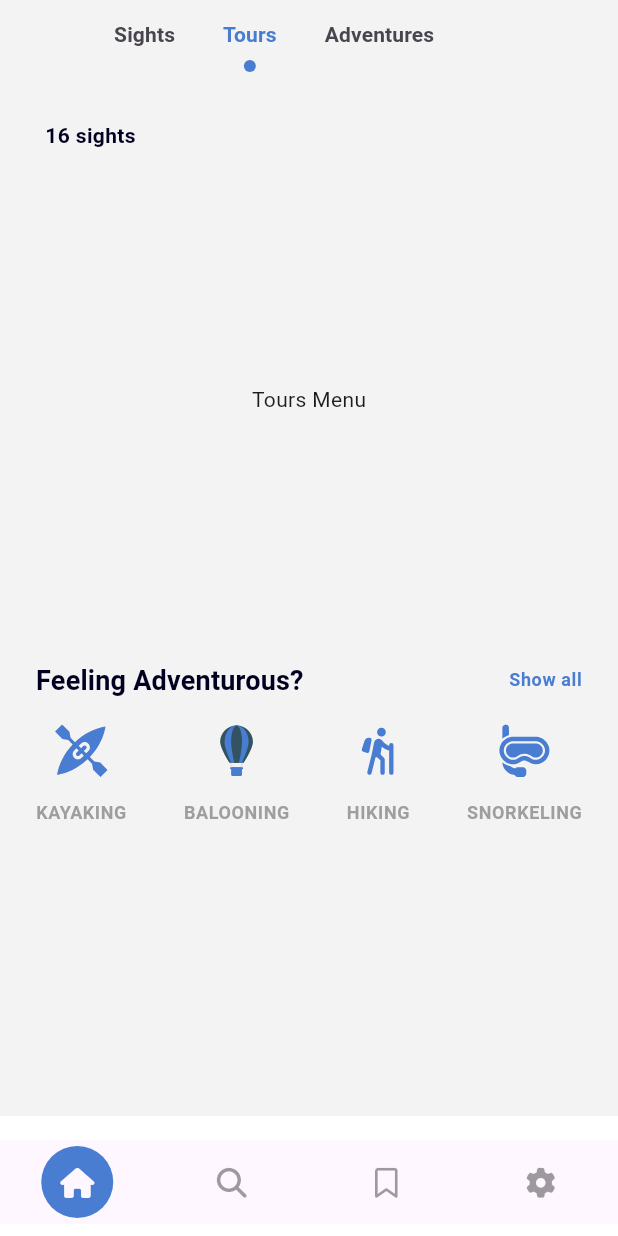
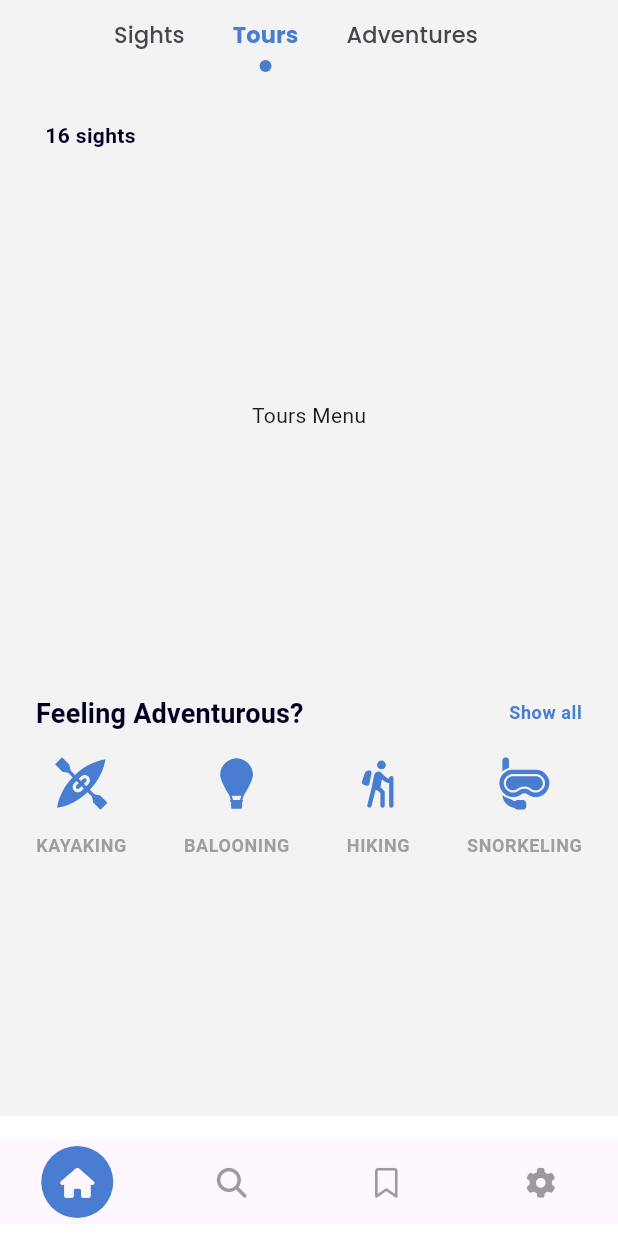
Before and after one commit to ramdhanjr11/Slicing-UI-FIC2, a Flutter app: the screen it shows after launch, tab 2 chosen, scrolled down 98 dp, on a phone screen of 412 x 824 dp. Run offline on Flutter 3.47's test engine with Material 2 defaults, Android fonts, the phone set to English and light mode, and no system bars; drawn by our look-alikes of flutter_animate, flutter_snake_navigationbar; our stand-ins replace flutter_svg, font_awesome_flutter, google_fonts; network calls fail.

Commit message:
refactor: refactoring home page codes

```diff
--- a/lib/pages/home_page.dart
+++ b/lib/pages/home_page.dart
@@ -62,7 +62,7 @@ class _HomePageState extends State<HomePage> {
             children: [
               _buildTabBar(
                 context,
-                onTap: (event) => _currentTabBarIndex = event,
+                onTap: (index) => _currentTabBarIndex = index,
               ),
               const SizedBox(height: 32),
               _buildTabBarView(context, _currentTabBarIndex),
@@ -88,82 +88,57 @@ class _HomePageState extends State<HomePage> {
       child: Row(
         mainAxisAlignment: MainAxisAlignment.spaceBetween,
         children: [
-          Column(
-            crossAxisAlignment: CrossAxisAlignment.center,
-            children: [
-              SvgPicture.asset(
-                'assets/icons/kayaking_icon.svg',
-                width: 35,
-              ),
-              const SizedBox(height: 16),
-              Text(
-                'KAYAKING',
-                style: Theme.of(context)
-                    .textTheme
-                    .bodySmall!
-                    .copyWith(color: Colors.grey, fontWeight: FontWeight.bold),
-              ),
-            ],
+          _buildSubMenuIcon(
+            context,
+            icon: 'assets/icons/kayaking_icon.svg',
+            title: 'KAYAKING',
           ),
-          Column(
-            crossAxisAlignment: CrossAxisAlignment.center,
-            children: [
-              SvgPicture.asset(
-                'assets/icons/balooning_icon.svg',
-                width: 35,
-              ),
-              const SizedBox(height: 16),
-              Text(
-                'BALOONING',
-                style: Theme.of(context)
-                    .textTheme
-                    .bodySmall!
-                    .copyWith(color: Colors.grey, fontWeight: FontWeight.bold),
-              ),
-            ],
+          _buildSubMenuIcon(
+            context,
+            icon: 'assets/icons/balooning_icon.svg',
+            title: 'BALOONING',
           ),
-          Column(
-            crossAxisAlignment: CrossAxisAlignment.center,
-            children: [
-              SvgPicture.asset(
-                'assets/icons/hiking_icon.svg',
-                width: 35,
-              ),
-              const SizedBox(height: 16),
-              Text(
-                'HIKING',
-                style: Theme.of(context)
-                    .textTheme
-                    .bodySmall!
-                    .copyWith(color: Colors.grey, fontWeight: FontWeight.bold),
-              ),
-            ],
+          _buildSubMenuIcon(
+            context,
+            icon: 'assets/icons/hiking_icon.svg',
+            title: 'HIKING',
           ),
-          Column(
-            crossAxisAlignment: CrossAxisAlignment.center,
-            children: [
-              SvgPicture.asset(
-                'assets/icons/snorkeling_icon.svg',
-                colorFilter:
-                    const ColorFilter.mode(kPrimaryAppColor, BlendMode.srcIn),
-                width: 35,
-              ),
-              const SizedBox(height: 16),
-              Text(
-                'SNORKELING',
-                style: Theme.of(context)
-                    .textTheme
-                    .bodySmall!
-                    .copyWith(color: Colors.grey, fontWeight: FontWeight.bold),
-              ),
-            ],
+          _buildSubMenuIcon(
+            context,
+            icon: 'assets/icons/snorkeling_icon.svg',
+            title: 'SNORKELING',
           ),
         ],
       ).animate().fadeIn().slideX(
             begin: -.5,
             end: .0,
-            duration: 500.ms,
+            duration: 300.ms,
           ),
+    );
+  }
+
+  Column _buildSubMenuIcon(
+    BuildContext context, {
+    required String icon,
+    required String title,
+  }) {
+    return Column(
+      crossAxisAlignment: CrossAxisAlignment.center,
+      children: [
+        SvgPicture.asset(
+          icon,
+          width: 35,
+          color: kPrimaryAppColor,
+        ),
+        const SizedBox(height: 16),
+        Text(
+          title,
+          style: Theme.of(context)
+              .textTheme
+              .bodySmall!
+              .copyWith(color: Colors.grey, fontWeight: FontWeight.bold),
+        ),
+      ],
     );
   }
 
@@ -182,13 +157,13 @@ class _HomePageState extends State<HomePage> {
           ),
           Text(
             'Show all',
-            style: Theme.of(context).textTheme.bodySmall!.copyWith(
-                  color: kPrimaryAppColor,
-                  fontWeight: FontWeight.bold,
-                ),
+            style: Theme.of(context)
+                .textTheme
+                .bodySmall!
+                .copyWith(color: kPrimaryAppColor, fontWeight: FontWeight.bold),
           )
         ],
-      ).animate().fadeIn().slideX(begin: 1, end: 0, duration: 500.ms),
+      ).animate().fadeIn().slideX(begin: 1, end: 0, duration: 300.ms),
     );
   }
 
@@ -204,15 +179,11 @@ class _HomePageState extends State<HomePage> {
                 .textTheme
                 .bodyMedium!
                 .copyWith(color: kTextAppColor, fontWeight: FontWeight.bold),
-          ).animate().fadeIn().slideX(
-                begin: -.2,
-                end: .1,
-                duration: 500.ms,
-              ),
+          ).animate().fadeIn().slideX(begin: -.2, end: .1, duration: 300.ms),
         ),
         const SizedBox(height: 16),
         SizedBox(
-          height: 300,
+          height: MediaQuery.of(context).size.height / 2.56,
           child: _tabViews()[currentTabBarIndex],
         ),
       ],
@@ -223,34 +194,23 @@ class _HomePageState extends State<HomePage> {
     BuildContext context, {
     required Function(int) onTap,
   }) {
+    const tabItems = [
+      Tab(text: 'Sights'),
+      Tab(text: 'Tours'),
+      Tab(text: 'Adventures'),
+    ];
+
     return Align(
       alignment: Alignment.centerLeft,
       child: TabBar(
-        indicatorColor: kPrimaryAppColor,
-        labelColor: kPrimaryAppColor,
         padding: const EdgeInsets.symmetric(horizontal: 8),
-        labelStyle: Theme.of(context)
-            .textTheme
-            .titleSmall!
-            .copyWith(fontWeight: FontWeight.bold),
+        dividerColor: Colors.transparent,
         isScrollable: true,
-        dividerColor: Colors.transparent,
-        indicator: CircleTabIndicator(color: kPrimaryAppColor, radius: 4),
         onTap: (value) => setState(() {
           onTap(value);
         }),
-        tabs: const [
-          Tab(
-            text: 'Sights',
-          ),
-          Tab(
-            text: 'Tours',
-          ),
-          Tab(
-            text: 'Adventures',
-          ),
-        ],
-      ).animate().scale().slideX(duration: 500.ms, begin: -.2, end: 0),
+        tabs: tabItems,
+      ).animate().scale().slideX(duration: 300.ms, begin: -.2, end: 0),
     );
   }
 
@@ -272,22 +232,40 @@ class _HomePageState extends State<HomePage> {
                 backgroundImage: NetworkImage(
                   'https://cdn-icons-png.flaticon.com/512/4526/4526437.png',
                 ),
-              ).animate().shimmer(duration: 1000.ms)
+              ).animate().shimmer(duration: 300.ms)
             ],
           ),
         ).animate().fade().slideY(
               begin: -.2,
               end: 0.1,
-              curve: Curves.bounceIn,
-              duration: 1000.ms,
+              duration: 300.ms,
             ),
       ),
     );
   }
 
-  Widget _buildBottomNavigationBar(
-      {required int selectedItemPosition, required Function(int) onTap}) {
+  Widget _buildBottomNavigationBar({
+    required int selectedItemPosition,
+    required Function(int) onTap,
+  }) {
     SnakeShape snakeShape = SnakeShape.circle;
+
+    BottomNavigationBarItem bottomNavItem(IconData icon, String label) {
+      return BottomNavigationBarItem(
+        icon: FaIcon(
+          icon,
+          size: 20,
+        ),
+        label: label,
+      );
+    }
+
+    List<BottomNavigationBarItem> bottomNavItems = [
+      bottomNavItem(FontAwesomeIcons.house, 'Home'),
+      bottomNavItem(FontAwesomeIcons.search, 'Search'),
+      bottomNavItem(FontAwesomeIcons.bookmark, 'Bookmark'),
+      bottomNavItem(FontAwesomeIcons.gear, 'Settings'),
+    ];
 
     return SnakeNavigationBar.color(
       behaviour: SnakeBarBehaviour.floating,
@@ -301,63 +279,7 @@ class _HomePageState extends State<HomePage> {
       onTap: (value) => setState(() {
         onTap(value);
       }),
-      items: const [
-        BottomNavigationBarItem(
-          icon: FaIcon(
-            FontAwesomeIcons.house,
-            size: 20,
-          ),
-          label: 'Home',
-        ),
-        BottomNavigationBarItem(
-          icon: FaIcon(
-            FontAwesomeIcons.search,
-            size: 20,
-          ),
-          label: 'Search',
-        ),
-        BottomNavigationBarItem(
-          icon: FaIcon(
-            FontAwesomeIcons.bookmark,
-            size: 20,
-          ),
-          label: 'Bookmark',
-        ),
-        BottomNavigationBarItem(
-          icon: FaIcon(
-            FontAwesomeIcons.gear,
-            size: 20,
-          ),
-          label: 'Settings',
-        ),
-      ],
+      items: bottomNavItems,
     );
   }
 }
-
-class CircleTabIndicator extends Decoration {
-  final BoxPainter _painter;
-
-  CircleTabIndicator({required Color color, required double radius})
-      : _painter = _CirclePainter(color, radius);
-
-  @override
-  BoxPainter createBoxPainter([VoidCallback? onChanged]) => _painter;
-}
-
-class _CirclePainter extends BoxPainter {
-  final Paint _paint;
-  final double radius;
-
-  _CirclePainter(Color color, this.radius)
-      : _paint = Paint()
-          ..color = color
-          ..isAntiAlias = true;
-
-  @override
-  void paint(Canvas canvas, Offset offset, ImageConfiguration cfg) {
-    final Offset circleOffset =
-        offset + Offset(cfg.size!.width / 2, cfg.size!.height - radius);
-    canvas.drawCircle(circleOffset, radius, _paint);
-  }
-}
--- a/lib/pages/tab_bar_view/tab_bar_view_sights.dart
+++ b/lib/pages/tab_bar_view/tab_bar_view_sights.dart
@@ -33,7 +33,7 @@ class _TabBarViewSightsState extends State<TabBarViewSights> {
     )
         .animate()
         .fadeIn()
-        .slideX(begin: .4, end: 0, duration: 500.ms)
-        .shimmer(duration: 3000.ms);
+        .slideX(begin: .4, end: 0, duration: 300.ms)
+        .shimmer(duration: 600.ms);
   }
 }
--- /dev/null
+++ b/lib/util/circle_tab_indicator.dart
@@ -0,0 +1,28 @@
+import 'package:flutter/material.dart';
+
+class CircleTabIndicator extends Decoration {
+  final BoxPainter _painter;
+
+  CircleTabIndicator({required Color color, required double radius})
+      : _painter = _CirclePainter(color, radius);
+
+  @override
+  BoxPainter createBoxPainter([VoidCallback? onChanged]) => _painter;
+}
+
+class _CirclePainter extends BoxPainter {
+  final Paint _paint;
+  final double radius;
+
+  _CirclePainter(Color color, this.radius)
+      : _paint = Paint()
+          ..color = color
+          ..isAntiAlias = true;
+
+  @override
+  void paint(Canvas canvas, Offset offset, ImageConfiguration cfg) {
+    final Offset circleOffset =
+        offset + Offset(cfg.size!.width / 2, cfg.size!.height - radius);
+    canvas.drawCircle(circleOffset, radius, _paint);
+  }
+}
--- a/lib/util/theme.dart
+++ b/lib/util/theme.dart
@@ -1,5 +1,6 @@
 import 'package:flutter/material.dart';
 import 'package:google_fonts/google_fonts.dart';
+import 'package:slicing_ui_pro1/util/circle_tab_indicator.dart';
 
 const Color kGreyAppColor = Color.fromARGB(255, 243, 243, 243);
 const Color kGrey2AppColor = Color(0xFFD5D9E5);
@@ -41,4 +42,11 @@ ThemeData kAppLightThemeData = ThemeData.light(useMaterial3: true).copyWith(
     selectedIconTheme: IconThemeData(color: kPrimaryAppColor),
     unselectedIconTheme: IconThemeData(color: Colors.black26),
   ),
+  tabBarTheme: TabBarTheme(
+    indicatorColor: kPrimaryAppColor,
+    labelColor: kPrimaryAppColor,
+    labelStyle: kAppTextTheme.titleSmall!.copyWith(fontWeight: FontWeight.bold),
+    unselectedLabelStyle: kAppTextTheme.titleSmall,
+    indicator: CircleTabIndicator(color: kPrimaryAppColor, radius: 4),
+  ),
 );
--- a/lib/widgets/image_menu_item.dart
+++ b/lib/widgets/image_menu_item.dart
@@ -27,8 +27,7 @@ class _ImageMenuItemState extends State<ImageMenuItem> {
       tag: imageUrl,
       child: Container(
         margin: const EdgeInsets.only(left: 24, right: 8),
-        width: 280,
-        height: 300,
+        width: MediaQuery.of(context).size.width / 1.4,
         child: ClipRRect(
           borderRadius: const BorderRadius.all(Radius.circular(20)),
           child: Stack(
```
